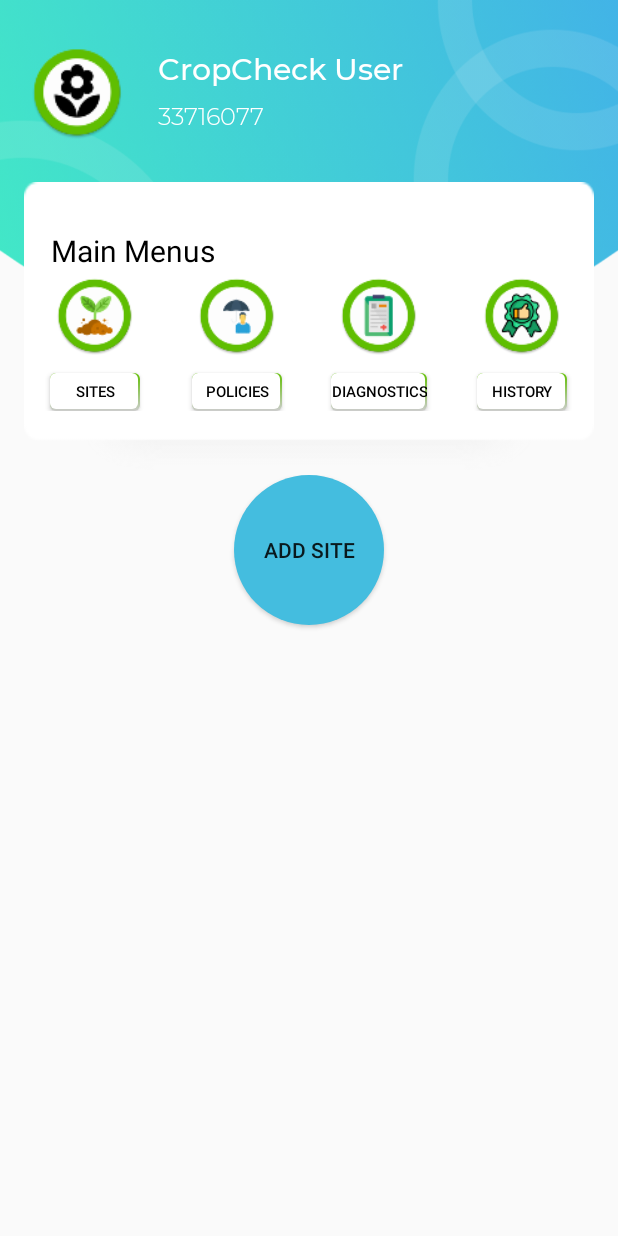
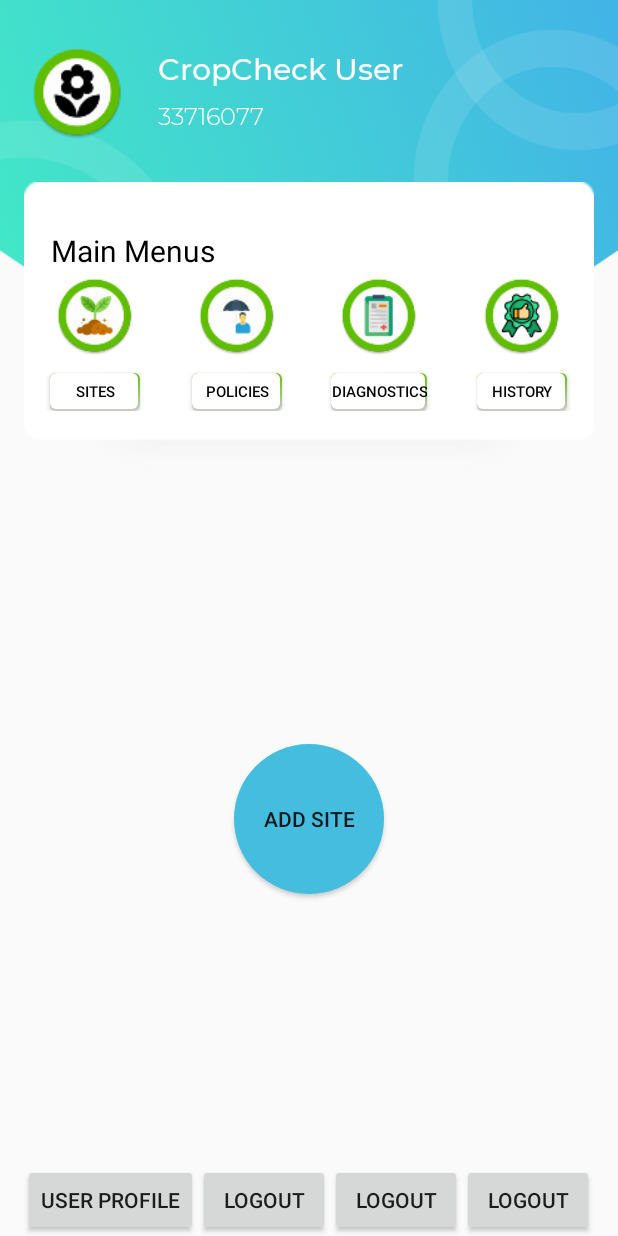
Before and after one commit to Shiezy/CropCheck, an Android app: the MainActivity screen opened directly, with no data from a screen before it, on a phone screen of 412 x 824 dp. Run offline under Robolectric (Android 15) with nearby library versions, the phone set to English and light mode, and no system bars; network calls fail.

Commit message:
Card View

```diff
--- a/app/build.gradle
+++ b/app/build.gradle
@@ -38,5 +38,6 @@ dependencies {
     implementation 'com.google.code.gson:gson:2.8.5'
 
     implementation("com.squareup.okhttp3:logging-interceptor:4.0.0")
+    implementation 'com.android.support:cardview-v7:28.0.0'
 
 }
--- a/app/src/main/res/layout/activity_main.xml
+++ b/app/src/main/res/layout/activity_main.xml
@@ -215,6 +215,7 @@
 
 
     <LinearLayout
+        android:id="@+id/ll5"
         android:orientation="vertical"
         android:gravity="center"
         android:layout_weight="1"
@@ -223,7 +224,7 @@
         app:layout_constraintTop_toBottomOf="@+id/ll1"
         app:layout_constraintStart_toStartOf="parent"
         app:layout_constraintEnd_toEndOf="parent"
-        app:layout_constraintBottom_toBottomOf="parent">
+        app:layout_constraintBottom_toTopOf="@id/footer">
 
             <Button
                 android:id="@+id/add_site_button"
@@ -235,24 +236,43 @@
                 android:background="@drawable/round_button"
                 />
 
-        <LinearLayout
-            android:orientation="horizontal"
-            android:gravity="center"
-            android:layout_weight="4"
-            android:layout_width="0dp"
-            android:layout_height="0dp"
-            app:layout_constraintTop_toBottomOf="parent"
-            app:layout_constraintStart_toStartOf="parent"
-            app:layout_constraintEnd_toEndOf="parent"
-            app:layout_constraintBottom_toBottomOf="parent">
+    </LinearLayout>
 
-            <TextView
-                android:layout_width="wrap_content"
-                android:layout_height="wrap_content"
-                android:text="This is me Bro"
-                android:textColor="#000"/>
+    <LinearLayout
+        android:id="@+id/footer"
+        app:layout_constraintTop_toBottomOf="@+id/ll5"
+        app:layout_constraintStart_toStartOf="parent"
+        app:layout_constraintEnd_toEndOf="parent"
+        app:layout_constraintBottom_toBottomOf="parent"
+        android:layout_width="match_parent"
+        android:layout_height="wrap_content"
+        android:orientation="horizontal"
+        android:gravity="center"
+        android:layout_gravity="bottom">
 
-        </LinearLayout>
+        <Button
+            android:id="@+id/btnUserProfile"
+            android:layout_width="wrap_content"
+            android:layout_height="wrap_content"
+            android:text="User Profile" />
+
+        <Button
+            android:id="@+id/btnLogOut1"
+            android:layout_width="wrap_content"
+            android:layout_height="wrap_content"
+            android:text="LogOut" />
+
+        <Button
+            android:id="@+id/btnLogOut2"
+            android:layout_width="wrap_content"
+            android:layout_height="wrap_content"
+            android:text="LogOut" />
+
+        <Button
+            android:id="@+id/btnLogOut3"
+            android:layout_width="wrap_content"
+            android:layout_height="wrap_content"
+            android:text="LogOut" />
 
     </LinearLayout>
 
```
Also changed, not shown: app/src/main/res/layout/activity_all_sites.xml (+70 -11 lines).
